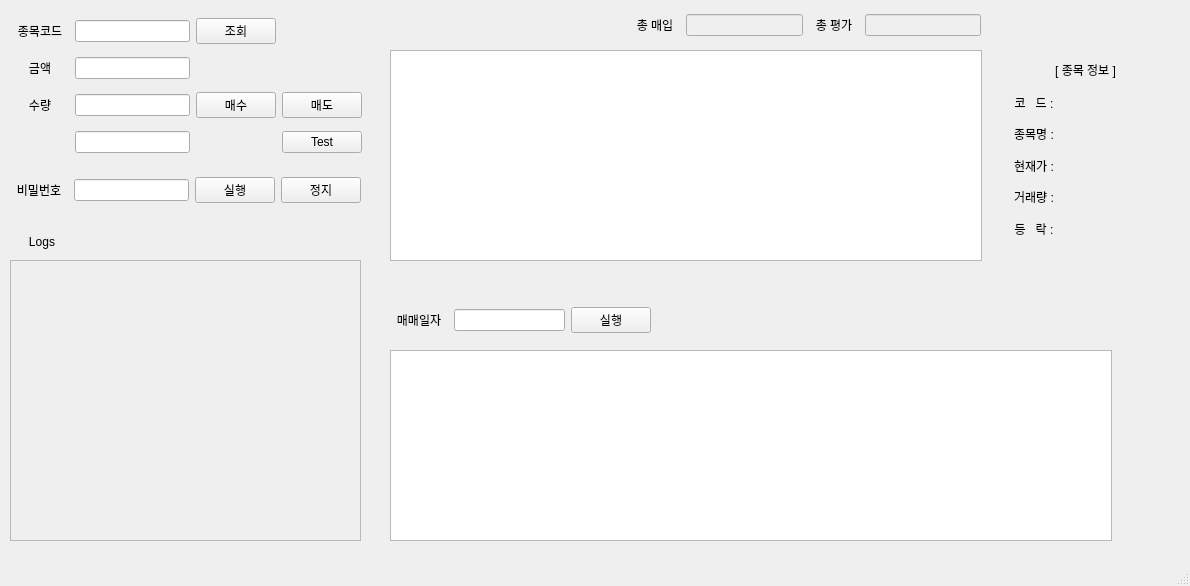
Qt form KIWOOM/interface.ui (naikiki87/python) before a commit.
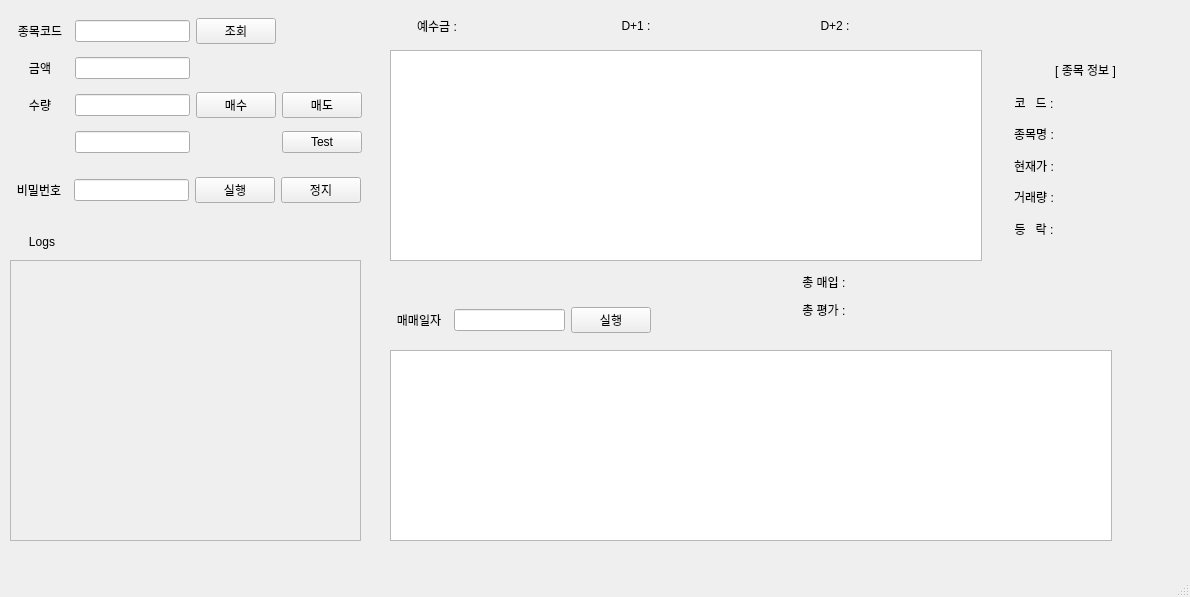
The same form after that commit.

The edit to the form file:
```diff
--- a/KIWOOM/interface.ui
+++ b/KIWOOM/interface.ui
@@ -7,7 +7,7 @@
     <x>0</x>
     <y>0</y>
     <width>1190</width>
-    <height>586</height>
+    <height>597</height>
    </rect>
   </property>
   <property name="windowTitle">
@@ -60,64 +60,6 @@
      </item>
     </layout>
    </widget>
-   <widget class="QWidget" name="gridLayoutWidget_2">
-    <property name="geometry">
-     <rect>
-      <x>630</x>
-      <y>10</y>
-      <width>351</width>
-      <height>31</height>
-     </rect>
-    </property>
-    <layout class="QGridLayout" name="gridLayout_4">
-     <item row="0" column="0">
-      <widget class="QLabel" name="label_7">
-       <property name="enabled">
-        <bool>true</bool>
-       </property>
-       <property name="text">
-        <string>  총 매입  </string>
-       </property>
-       <property name="alignment">
-        <set>Qt::AlignCenter</set>
-       </property>
-      </widget>
-     </item>
-     <item row="0" column="2">
-      <widget class="QLabel" name="label_8">
-       <property name="enabled">
-        <bool>true</bool>
-       </property>
-       <property name="text">
-        <string>  총 평가  </string>
-       </property>
-       <property name="alignment">
-        <set>Qt::AlignCenter</set>
-       </property>
-      </widget>
-     </item>
-     <item row="0" column="3">
-      <widget class="QLineEdit" name="wid_total_evaluation">
-       <property name="enabled">
-        <bool>false</bool>
-       </property>
-       <property name="frame">
-        <bool>true</bool>
-       </property>
-      </widget>
-     </item>
-     <item row="0" column="1">
-      <widget class="QLineEdit" name="wid_total_purchase">
-       <property name="enabled">
-        <bool>false</bool>
-       </property>
-       <property name="frame">
-        <bool>true</bool>
-       </property>
-      </widget>
-     </item>
-    </layout>
-   </widget>
    <widget class="QTableWidget" name="table_summary">
     <property name="geometry">
      <rect>
@@ -393,8 +335,8 @@
     </property>
     <property name="geometry">
      <rect>
-      <x>390</x>
-      <y>20</y>
+      <x>300</x>
+      <y>220</y>
       <width>61</width>
       <height>25</height>
      </rect>
@@ -406,7 +348,7 @@
      <set>Qt::AlignCenter</set>
     </property>
    </widget>
-   <widget class="QWidget" name="">
+   <widget class="QWidget" name="layoutWidget">
     <property name="geometry">
      <rect>
       <x>11</x>
@@ -513,6 +455,160 @@
      </property>
     </widget>
    </widget>
+   <widget class="QWidget" name="gridLayoutWidget_4">
+    <property name="geometry">
+     <rect>
+      <x>390</x>
+      <y>10</y>
+      <width>591</width>
+      <height>31</height>
+     </rect>
+    </property>
+    <layout class="QGridLayout" name="gridLayout_6">
+     <item row="0" column="1">
+      <widget class="QLabel" name="wid_show_deposit">
+       <property name="enabled">
+        <bool>true</bool>
+       </property>
+       <property name="text">
+        <string/>
+       </property>
+       <property name="alignment">
+        <set>Qt::AlignRight|Qt::AlignTrailing|Qt::AlignVCenter</set>
+       </property>
+      </widget>
+     </item>
+     <item row="0" column="3">
+      <widget class="QLabel" name="wid_show_deposit_d1">
+       <property name="enabled">
+        <bool>true</bool>
+       </property>
+       <property name="text">
+        <string/>
+       </property>
+       <property name="alignment">
+        <set>Qt::AlignRight|Qt::AlignTrailing|Qt::AlignVCenter</set>
+       </property>
+      </widget>
+     </item>
+     <item row="0" column="2">
+      <widget class="QLabel" name="label_16">
+       <property name="enabled">
+        <bool>true</bool>
+       </property>
+       <property name="text">
+        <string>  D+1 :  </string>
+       </property>
+       <property name="alignment">
+        <set>Qt::AlignCenter</set>
+       </property>
+      </widget>
+     </item>
+     <item row="0" column="4">
+      <widget class="QLabel" name="label_17">
+       <property name="enabled">
+        <bool>true</bool>
+       </property>
+       <property name="text">
+        <string>  D+2 :  </string>
+       </property>
+       <property name="alignment">
+        <set>Qt::AlignCenter</set>
+       </property>
+      </widget>
+     </item>
+     <item row="0" column="0">
+      <widget class="QLabel" name="label_15">
+       <property name="enabled">
+        <bool>true</bool>
+       </property>
+       <property name="text">
+        <string>  예수금 :  </string>
+       </property>
+       <property name="alignment">
+        <set>Qt::AlignCenter</set>
+       </property>
+      </widget>
+     </item>
+     <item row="0" column="5">
+      <widget class="QLabel" name="wid_show_deposit_d2">
+       <property name="enabled">
+        <bool>true</bool>
+       </property>
+       <property name="text">
+        <string/>
+       </property>
+       <property name="alignment">
+        <set>Qt::AlignRight|Qt::AlignTrailing|Qt::AlignVCenter</set>
+       </property>
+      </widget>
+     </item>
+    </layout>
+   </widget>
+   <widget class="QWidget" name="gridLayoutWidget_5">
+    <property name="geometry">
+     <rect>
+      <x>769</x>
+      <y>270</y>
+      <width>211</width>
+      <height>51</height>
+     </rect>
+    </property>
+    <layout class="QGridLayout" name="gridLayout_7">
+     <item row="1" column="0">
+      <widget class="QLabel" name="label_8">
+       <property name="enabled">
+        <bool>true</bool>
+       </property>
+       <property name="text">
+        <string>  총 평가 :</string>
+       </property>
+       <property name="alignment">
+        <set>Qt::AlignCenter</set>
+       </property>
+      </widget>
+     </item>
+     <item row="0" column="0">
+      <widget class="QLabel" name="label_7">
+       <property name="enabled">
+        <bool>true</bool>
+       </property>
+       <property name="text">
+        <string>  총 매입 :</string>
+       </property>
+       <property name="alignment">
+        <set>Qt::AlignCenter</set>
+       </property>
+      </widget>
+     </item>
+     <item row="0" column="1">
+      <widget class="QLabel" name="wid_total_purchase">
+       <property name="enabled">
+        <bool>true</bool>
+       </property>
+       <property name="text">
+        <string/>
+       </property>
+       <property name="alignment">
+        <set>Qt::AlignRight|Qt::AlignTrailing|Qt::AlignVCenter</set>
+       </property>
+      </widget>
+     </item>
+     <item row="1" column="1">
+      <widget class="QLabel" name="wid_total_evaluation">
+       <property name="enabled">
+        <bool>true</bool>
+       </property>
+       <property name="text">
+        <string/>
+       </property>
+       <property name="alignment">
+        <set>Qt::AlignRight|Qt::AlignTrailing|Qt::AlignVCenter</set>
+       </property>
+      </widget>
+     </item>
+    </layout>
+   </widget>
   </widget>
   <widget class="QMenuBar" name="menubar">
    <property name="geometry">
```
Left out of the diff: 72 changed lines with no effect on the pictures.
